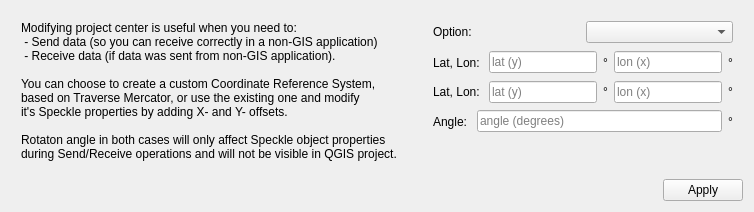
This is ui/custom_crs.ui in specklesystems/specklepy_qt_ui as Qt 5 draws it before an edit. The edited form follows.
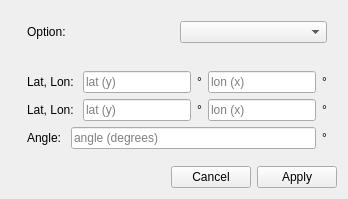
This is the edited form.

Commit message: cleaning offsets settings

The edit to the form file:
```diff
--- a/ui/custom_crs.ui
+++ b/ui/custom_crs.ui
@@ -20,41 +20,6 @@
          <number>10</number>
         </property>
 
-        <item row="0" column="0">
-        <layout class="QVBoxLayout" name="verticalLayout">
-          <property name="rightMargin">
-          <number>30</number>
-          </property>
-          <item row = "0">
-          <widget class="QLabel" name="generalDescription">
-            <property name="text">
-            <string>Modifying project center is useful when you need to: 
- - Send data (so you can receive correctly in a non-GIS application)
- - Receive data (if data was sent from non-GIS application).
-
-You can choose to create a custom Coordinate Reference System, 
-based on Traverse Mercator, or use the existing one and modify 
-it's Speckle properties by adding X- and Y- offsets. 
-
-Rotaton angle in both cases will only affect Speckle object properties
-during Send/Receive operations and will not be visible in QGIS project.</string>
-            </property>
-          </widget>
-          </item>
-            <item row = "1">
-              <spacer name="horizontalSpacer">
-                <property name="orientation">
-                <enum>Qt::Horizontal</enum>
-                </property>
-                <property name="sizeType">
-                <enum>QSizePolicy::Fixed</enum>
-                </property>
-              </spacer>
-            </item>
-            </layout>
-        </item>
-
-        
         <item row="0" column="1">
         <layout class="QVBoxLayout" name="verticalLayout">
             
@@ -74,6 +39,15 @@
               </layout>
             </item>
 
+            
+            <item row="3" >
+              <widget class="QLabel" name="description">
+                <property name="text">
+                <string> </string>
+                </property>
+              </widget>
+            </item>
+
             <item row="4" >
               <spacer name="horizontalSpacer">
                 <property name="orientation">
@@ -213,13 +187,6 @@
             </item>
 
 
-            <item row="20" >
-              <widget class="QLabel" name="description">
-                <property name="text">
-                <string> </string>
-                </property>
-              </widget>
-            </item>
             
         </layout>
         </item>
@@ -248,7 +215,7 @@
     <item row="2" column="0">
       <widget class="QDialogButtonBox" name="dialog_button_box">
       <property name="standardButtons">
-        <set>QDialogButtonBox::Apply</set>
+        <set>QDialogButtonBox::Cancel|QDialogButtonBox::Apply</set>
       </property>
       </widget>
     </item>
```
The commit also changes 1 other file.
